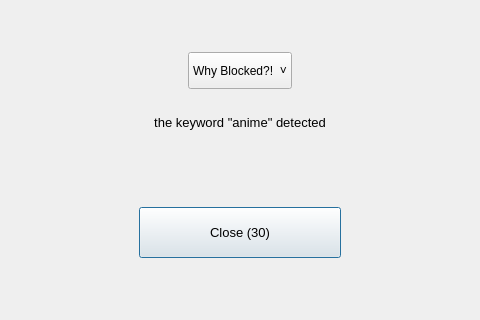
The window that GUI/block_screen.ui (SleemG/Blocker) describes before a commit, drawn with Qt 5; both pictures show x 205 to 685 and y 338 to 658 of the 890 by 658 pixel window.
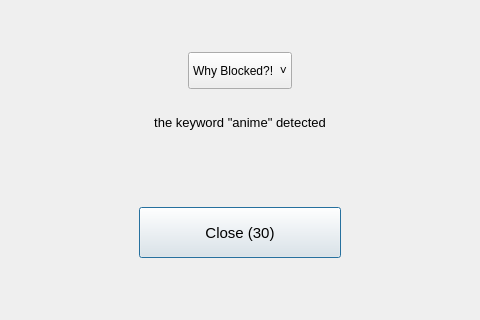
The same window after the commit.

What changed in the file:
```diff
--- a/GUI/block_screen.ui
+++ b/GUI/block_screen.ui
@@ -91,7 +91,7 @@
      <property name="font">
       <font>
        <family>Arial</family>
-       <pointsize>10</pointsize>
+       <pointsize>11</pointsize>
       </font>
      </property>
      <property name="cursor">
```
